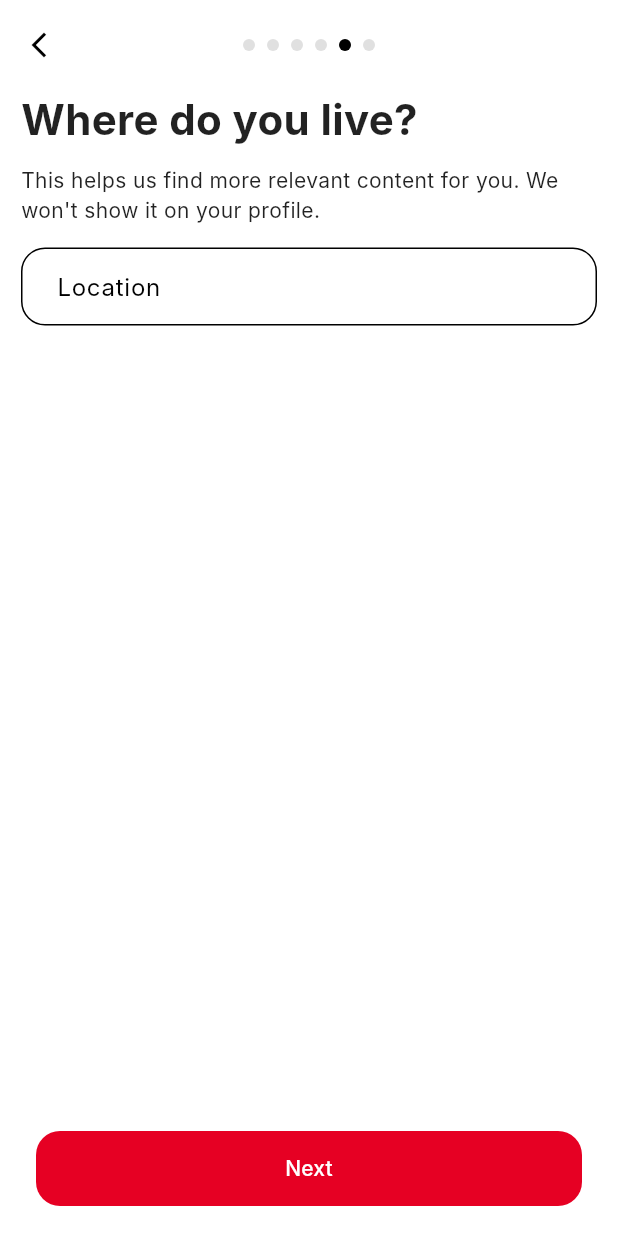
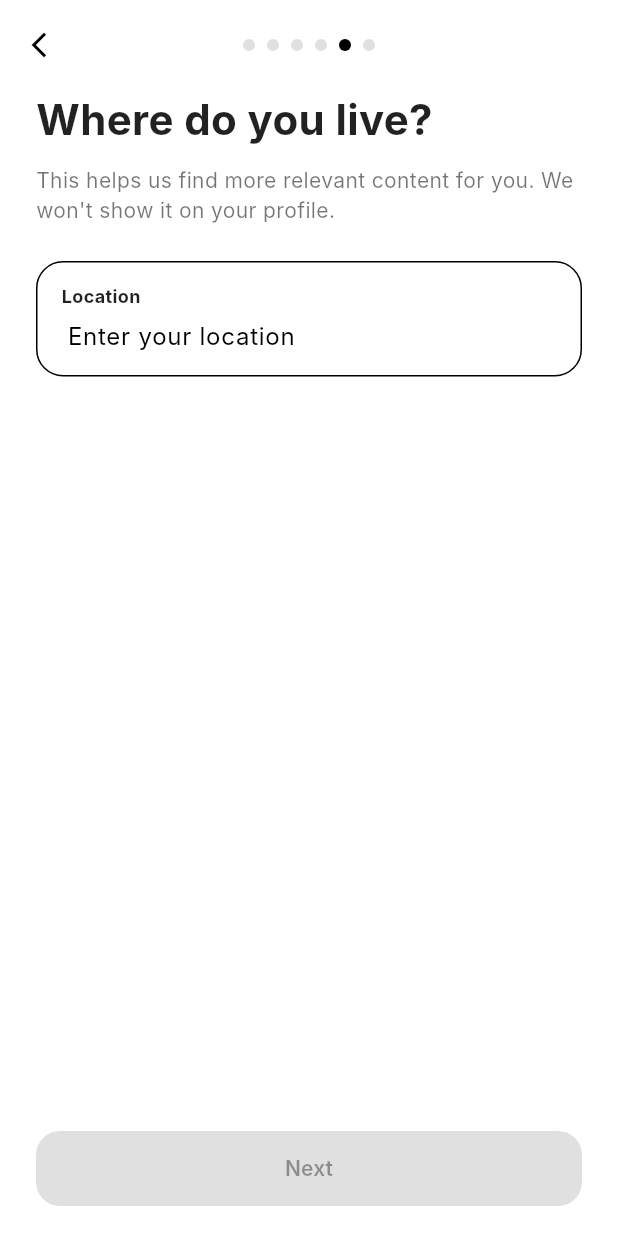
Before and after one commit to manaschanglani/Pinterest_clone, a Flutter app: the SignUpOnboardingScreen screen opened by its route, swiped to page 5, on a phone screen of 412 x 824 dp. Run offline on Flutter 3.47's test engine with Material 3 defaults, Android fonts, the phone set to English and light mode, and no system bars; our stand-ins replace cached_network_image, cloud_firestore, firebase_auth, firebase_core, flutter_dotenv, flutter_riverpod and 3 more; accounts and stored records are empty; network calls fail; Roboto replaces fonts that are missing (Inter).

Commit message:
onboarding verification changed

```diff
--- a/lib/core/provider/auth_provider.dart
+++ b/lib/core/provider/auth_provider.dart
@@ -10,6 +10,7 @@ final authStateProvider =
 StateNotifierProvider<AuthNotifier, AuthState>(
       (ref) => AuthNotifier(ref),
 );
+
 
 class AuthState {
   final bool isLoading;
--- a/lib/features/auth/onboarding/onboarding_screen.dart
+++ b/lib/features/auth/onboarding/onboarding_screen.dart
@@ -22,7 +22,12 @@ class SignUpOnboardingScreen extends ConsumerStatefulWidget {
 class _SignUpOnboardingScreenState
     extends ConsumerState<SignUpOnboardingScreen> {
   final PageController _pageController = PageController();
+
   int _currentPage = 0;
+
+  // Validation states
+  bool _emailValid = false;
+  bool _passwordValid = false;
 
   final _emailController = TextEditingController();
   final _passwordController = TextEditingController();
@@ -32,6 +37,10 @@ class _SignUpOnboardingScreenState
   String _gender = '';
   DateTime? _dob;
   final List<String> _selectedTopics = [];
+
+  // ------------------------------------------------
+  // Navigation
+  // ------------------------------------------------
 
   void _nextPage() {
     if (_currentPage < 5) {
@@ -51,6 +60,10 @@ class _SignUpOnboardingScreenState
     }
   }
 
+  // ------------------------------------------------
+  // Sign Up
+  // ------------------------------------------------
+
   Future<void> _finishSignUp() async {
     await ref.read(authStateProvider.notifier).signUp(
       email: _emailController.text.trim(),
@@ -63,6 +76,39 @@ class _SignUpOnboardingScreenState
     );
   }
 
+  // ------------------------------------------------
+  // Button Enable Logic
+  // ------------------------------------------------
+
+  bool get _canProceed {
+    switch (_currentPage) {
+      case 0:
+        return _emailValid;
+
+      case 1:
+        return _passwordValid;
+
+      case 2:
+        return _usernameController.text.isNotEmpty && _dob != null;
+
+      case 3:
+        return _gender.isNotEmpty;
+
+      case 4:
+        return _locationController.text.isNotEmpty;
+
+      case 5:
+        return _selectedTopics.length >= 3;
+
+      default:
+        return false;
+    }
+  }
+
+  // ------------------------------------------------
+  // UI
+  // ------------------------------------------------
+
   @override
   Widget build(BuildContext context) {
     return Scaffold(
@@ -71,11 +117,11 @@ class _SignUpOnboardingScreenState
           children: [
             const SizedBox(height: 20),
 
+            /// TOP BAR (Back + Dots)
             Padding(
               padding: const EdgeInsets.symmetric(horizontal: 16),
               child: Row(
                 children: [
-                  /// BACK BUTTON
                   GestureDetector(
                     onTap: () {
                       if (_currentPage == 0) {
@@ -97,7 +143,6 @@ class _SignUpOnboardingScreenState
                     ),
                   ),
 
-                  /// Spacer to balance layout
                   const SizedBox(width: 20),
                 ],
               ),
@@ -105,6 +150,7 @@ class _SignUpOnboardingScreenState
 
             const SizedBox(height: 20),
 
+            /// PAGES
             Expanded(
               child: PageView(
                 controller: _pageController,
@@ -113,8 +159,20 @@ class _SignUpOnboardingScreenState
                   setState(() => _currentPage = index);
                 },
                 children: [
-                  EmailPage(controller: _emailController),
-                  PasswordPage(controller: _passwordController),
+                  EmailPage(
+                    controller: _emailController,
+                    onValidChanged: (valid) {
+                      setState(() => _emailValid = valid);
+                    },
+                  ),
+
+                  PasswordPage(
+                    controller: _passwordController,
+                    onValidChanged: (valid) {
+                      setState(() => _passwordValid = valid);
+                    },
+                  ),
+
                   UsernameDobPage(
                     usernameController: _usernameController,
                     dob: _dob,
@@ -122,13 +180,20 @@ class _SignUpOnboardingScreenState
                       setState(() => _dob = date);
                     },
                   ),
+
                   GenderPage(
                     gender: _gender,
                     onChanged: (value) {
                       setState(() => _gender = value);
                     },
                   ),
-                  LocationPage(controller: _locationController),
+
+                  LocationPage(
+                    controller: _locationController,
+                    onChanged: () => setState(() {}),
+                  ),
+
+
                   TopicsPage(
                     selectedTopics: _selectedTopics,
                     onToggle: (topic) {
@@ -145,10 +210,18 @@ class _SignUpOnboardingScreenState
               ),
             ),
 
-            OnboardingButton(
-              isLastPage: _currentPage == 5,
-              onPressed:
-              _currentPage == 5 ? _finishSignUp : _nextPage,
+            /// BOTTOM BUTTON
+            Padding(
+              padding: const EdgeInsets.symmetric(horizontal: 24),
+              child: OnboardingButton(
+                isLastPage: _currentPage == 5,
+                enabled: _canProceed,
+                onPressed: _canProceed
+                    ? (_currentPage == 5
+                    ? _finishSignUp
+                    : _nextPage)
+                    : null,
+              ),
             ),
 
             const SizedBox(height: 20),
--- a/lib/features/auth/onboarding/pages/location_page.dart
+++ b/lib/features/auth/onboarding/pages/location_page.dart
@@ -1,27 +1,80 @@
 import 'package:flutter/material.dart';
-import '../widgets/input_field.dart';
 
 class LocationPage extends StatelessWidget {
   final TextEditingController controller;
+  final VoidCallback onChanged;
 
-  const LocationPage({super.key, required this.controller});
+  const LocationPage({
+    super.key,
+    required this.controller,
+    required this.onChanged,
+  });
 
   @override
   Widget build(BuildContext context) {
     return Padding(
-      padding: const EdgeInsets.symmetric(horizontal: 14),
+      padding: const EdgeInsets.symmetric(horizontal: 24),
       child: Column(
         crossAxisAlignment: CrossAxisAlignment.start,
         children: [
           const Text(
             "Where do you live?",
-            style:
-            TextStyle(fontSize: 28, fontWeight: FontWeight.bold),
+            style: TextStyle(
+              fontSize: 28,
+              fontWeight: FontWeight.bold,
+            ),
           ),
-          SizedBox(height: 10,),
-          Text("This helps us find more relevant content for you. We won't show it on your profile."),
-          const SizedBox(height: 15),
-          InputField(hint: "Location", controller: controller),
+          const SizedBox(height: 10),
+
+          const Text(
+            "This helps us find more relevant content for you. We won't show it on your profile.",
+            style: TextStyle(
+              fontSize: 14,
+              color: Colors.black54,
+            ),
+          ),
+
+          const SizedBox(height: 24),
+
+          /// Pinterest-style container
+          Container(
+            padding: const EdgeInsets.symmetric(
+              horizontal: 16,
+              vertical: 14,
+            ),
+            decoration: BoxDecoration(
+              color: Colors.white,
+              borderRadius: BorderRadius.circular(18),
+              border: Border.all(
+                color: Colors.black,
+                width: 1,
+              ),
+            ),
+            child: Column(
+              crossAxisAlignment: CrossAxisAlignment.start,
+              children: [
+                const Text(
+                  "Location",
+                  style: TextStyle(
+                    fontSize: 12,
+                    fontWeight: FontWeight.w700,
+                  ),
+                ),
+                const SizedBox(height: 6),
+                TextField(
+                  controller: controller,
+                  onChanged: (_) => onChanged(),
+                  decoration: const InputDecoration(
+                    fillColor: Colors.white,
+                    hintText: "Enter your location",
+                    border: InputBorder.none,
+                    isDense: true,
+                    contentPadding: EdgeInsets.zero,
+                  ),
+                ),
+              ],
+            ),
+          ),
         ],
       ),
     );
--- a/lib/features/auth/onboarding/widgets/onboarding_button.dart
+++ b/lib/features/auth/onboarding/widgets/onboarding_button.dart
@@ -2,31 +2,37 @@ import 'package:flutter/material.dart';
 
 class OnboardingButton extends StatelessWidget {
   final bool isLastPage;
-  final VoidCallback onPressed;
+  final bool enabled;
+  final VoidCallback? onPressed;
 
   const OnboardingButton({
     super.key,
     required this.isLastPage,
+    required this.enabled,
     required this.onPressed,
   });
 
   @override
   Widget build(BuildContext context) {
-    return Padding(
-      padding: const EdgeInsets.symmetric(horizontal: 24),
-      child: SizedBox(
+    return SizedBox(
       width: double.infinity,
       height: 50,
       child: ElevatedButton(
-          onPressed: onPressed,
+        onPressed: enabled ? onPressed : null,
         style: ElevatedButton.styleFrom(
-            backgroundColor:
-            Theme.of(context).colorScheme.primary,
+          backgroundColor: enabled
+              ? Theme.of(context).colorScheme.primary
+              : Colors.grey.shade300,
+          foregroundColor: Colors.white,
           shape: RoundedRectangleBorder(
             borderRadius: BorderRadius.circular(16),
           ),
         ),
-          child: Text(isLastPage ? "Finish" : "Next"),
+        child: Text(
+          isLastPage ? "Finish" : "Next",
+          style: const TextStyle(
+            fontWeight: FontWeight.w600,
+          ),
         ),
       ),
     );
```
Also changed, not shown: lib/core/repositories/auth_repository.dart (+12 -0 lines), lib/features/auth/onboarding/pages/email_page.dart (+96 -7 lines), lib/features/auth/onboarding/pages/password_page.dart (+18 -5 lines). Lines whose indentation alone changed are shown as unchanged.
